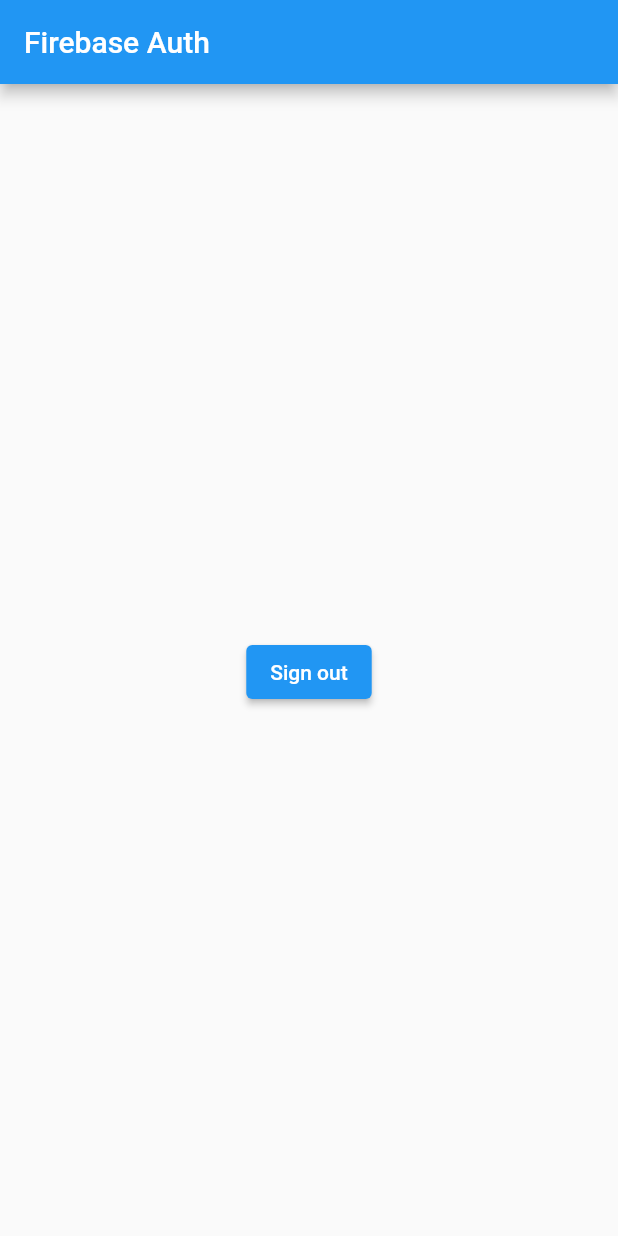
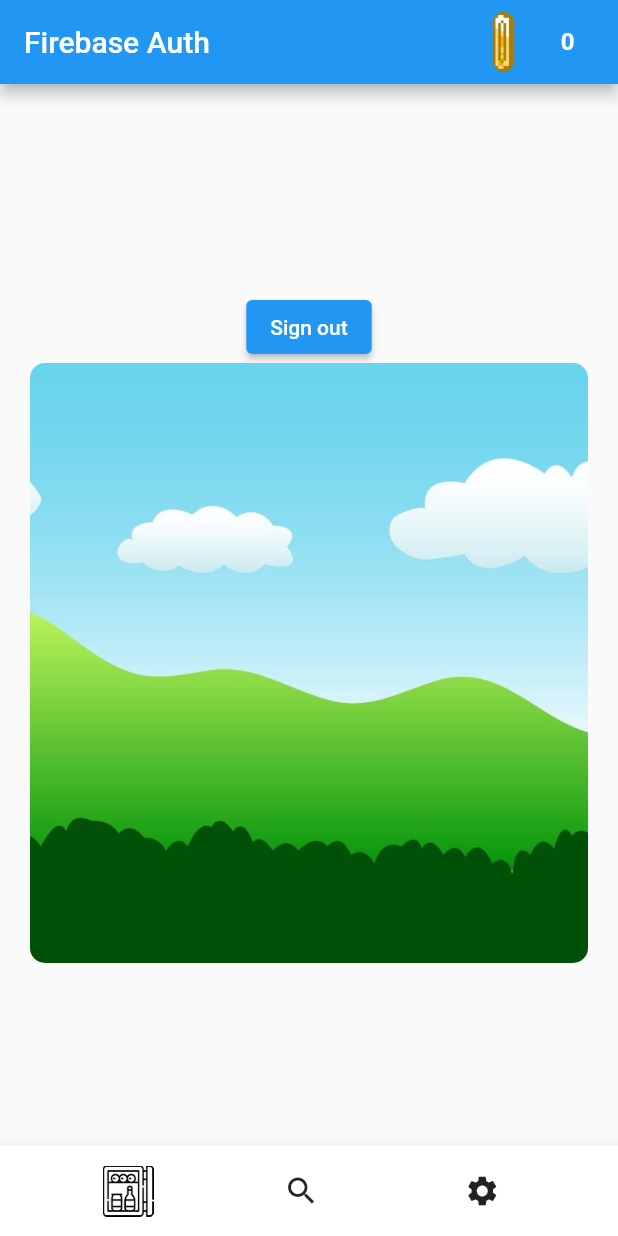
Before and after one commit to CelaniDe/flutter_demo_eestech, a Flutter app: the screen it shows once a user with an empty profile is signed in, on a phone screen of 412 x 824 dp. Run offline on Flutter 3.47's test engine with Material 2 defaults, Android fonts, the light colour scheme and no system bars; our stand-ins replace cloud_firestore, firebase_auth, firebase_core, firebase_database; accounts and stored records are empty; network calls fail.

Commit message:
main page and coins

```diff
--- /dev/null
+++ b/demo/lib/coinfield.dart
@@ -0,0 +1,32 @@
+import 'package:flutter/material.dart';
+
+class CoinField extends StatelessWidget {
+  final String coinImagePath; // Path of the coin image
+  int coinCount;
+  CoinField({required this.coinImagePath, this.coinCount = 0});
+
+  setCoins(int coins) => coinCount = coins;
+
+  @override
+  Widget build(BuildContext context) {
+    return Container(
+      width: 100,
+      height: 150,
+      child: Row(
+        mainAxisAlignment: MainAxisAlignment.center,
+        children: <Widget>[
+          Image.asset(
+            coinImagePath,
+            width: 50,
+            height: 50,
+          ),
+          SizedBox(height: 10, width: 15),
+          Text(
+            '$coinCount',
+            style: TextStyle(fontSize: 16, fontWeight: FontWeight.bold),
+          ),
+        ],
+      ),
+    );
+  }
+}
--- a/demo/lib/src/screens/home_page.dart
+++ b/demo/lib/src/screens/home_page.dart
@@ -3,6 +3,9 @@
 import 'package:flutter/material.dart';
 import 'package:firebase_database/firebase_database.dart';
 import 'dart:async';
+import 'package:demo/coinfield.dart';
+import 'package:cloud_firestore/cloud_firestore.dart';
+
 
 class HomePage extends StatefulWidget {
   HomePage({super.key});
@@ -13,6 +16,48 @@
 
 class _HomePageState extends State<HomePage> {
   final User? user = Auth().currentUSer;
+
+  int coinCount = 0;
+  final DatabaseReference coinsRef =
+    FirebaseDatabase.instance.reference().child('coins');
+
+
+
+
+Future<int> fetchUserCoins() async {
+  int userCoins = 0;
+
+  if (user != null) {
+
+
+    DocumentSnapshot documentSnapshot =
+        await FirebaseFirestore.instance.collection('users').doc(user!.uid).get();
+    print(user!.uid);
+
+    if (documentSnapshot.exists) {
+      Map<String, dynamic>? data = documentSnapshot.data() as Map<String, dynamic>?;
+      if (data != null) {
+        userCoins = data['coins'] ?? 0;
+      }
+    }
+  }
+
+  return userCoins;
+}
+
+  @override
+  void initState() {
+    super.initState();
+    fetchUserCoins().then((userCoins) {
+      setState(() {
+        coinCount = userCoins;
+      });
+    });
+  }
+
+  Widget _coinCount() {
+    return Text('$coinCount');
+  }
 
   Future<void> signOut() async {
     await Auth().signOut();
@@ -34,7 +79,14 @@
   Widget build(BuildContext context) {
     return Scaffold(
       appBar: AppBar(
-        title: _title(),
+          title: Row(
+          children: <Widget>[
+            _title(),
+            Spacer(),
+            CoinField(coinImagePath: 'assets/coin.png', coinCount: coinCount),
+          ],
+        )
+
       ),
       body: Container(
         height: double.infinity,
@@ -43,7 +95,59 @@
         child: Column(
           crossAxisAlignment: CrossAxisAlignment.center,
           mainAxisAlignment: MainAxisAlignment.center,
-          children: <Widget>[_userUid(), _signOutButton()],
+          children: <Widget>[_userUid(), _signOutButton(),
+            Container(
+              width: 450,
+              height: 400,
+              decoration: BoxDecoration(
+                borderRadius: BorderRadius.circular(10),
+                image: DecorationImage(
+                  image: Image.asset('assets/park.png').image,
+                  fit: BoxFit.cover,
+                ),
+              ),
+            ),
+
+
+          ],
+
+        ),
+      ),
+        bottomNavigationBar: BottomAppBar(
+        child: Row(
+          mainAxisAlignment: MainAxisAlignment.spaceEvenly,
+          children: [
+            Container(
+              width: 50,
+              height: 50,
+              child: IconButton(
+                icon: Image.asset('assets/inventory.png'),
+                onPressed: () {
+                  // Handle home button press
+                },
+              ),
+            ),
+            Container(
+              width: 60,
+              height: 60,
+              child: IconButton(
+                icon: Icon(Icons.search),
+                onPressed: () {
+                  // Handle search button press
+                },
+              ),
+            ),
+            Container(
+              width: 60,
+              height: 60,
+              child: IconButton(
+                icon: Icon(Icons.settings),
+                onPressed: () {
+                  // Handle settings button press
+                },
+              ),
+            ),
+          ],
         ),
       ),
     );
--- a/demo/lib/src/screens/login_register_page.dart
+++ b/demo/lib/src/screens/login_register_page.dart
@@ -15,6 +15,7 @@
 
   final TextEditingController _controllerEmail = TextEditingController();
   final TextEditingController _controllerPassword = TextEditingController();
+
 
   Future<void> signInWithEmailAndPassword() async {
     try {
--- a/demo/pubspec.yaml
+++ b/demo/pubspec.yaml
@@ -38,6 +38,8 @@
   firebase_core: ^2.14.0
   firebase_auth: ^4.6.3
   firebase_database: ^10.2.3
+  cloud_firestore: ^4.8.2
+
 
 dev_dependencies:
   flutter_test:
@@ -55,6 +57,10 @@
 
 # The following section is specific to Flutter packages.
 flutter:
+  assets:
+    - assets/coin.png
+    - assets/park.png
+    - assets/inventory.png
 
   # The following line ensures that the Material Icons font is
   # included with your application, so that you can use the icons in
```
Also changed, not shown: demo/lib/auth.dart (+30 -0 lines), demo/assets/coin.png (added), demo/assets/inventory.png (added), demo/assets/park.jpg (added), demo/assets/park.png (added), demo/pubspec.lock, 2 other files.
